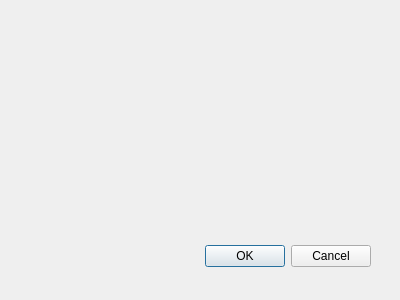
Above: catchment_collector_dialog_base.ui from grabek133/qgis-catchment_collector before the change. Below: the same form after it.
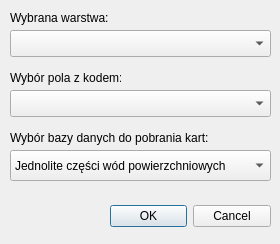
That is the form after the change. Custom widgets are drawn as their Qt base class.

Commit message: added combo boxes

What changed in the file:
```diff
--- a/catchment_collector_dialog_base.ui
+++ b/catchment_collector_dialog_base.ui
@@ -1,23 +1,23 @@
 <ui version="4.0" >
  <class>CatchmentCollectorDialogBase</class>
- <widget class="QDialog" name="CatchmentCollectorDialogBase" >
-  <property name="geometry" >
+ <widget class="QDialog" name="CatchmentCollectorDialogBase">
+  <property name="geometry">
    <rect>
     <x>0</x>
     <y>0</y>
-    <width>400</width>
-    <height>300</height>
+    <width>280</width>
+    <height>244</height>
    </rect>
   </property>
   <property name="windowTitle" >
    <string>Catchment Collector</string>
   </property>
-  <widget class="QDialogButtonBox" name="button_box" >
-   <property name="geometry" >
+  <widget class="QDialogButtonBox" name="button_box">
+   <property name="geometry">
     <rect>
-     <x>30</x>
-     <y>240</y>
-     <width>341</width>
+     <x>110</x>
+     <y>200</y>
+     <width>161</width>
      <height>32</height>
     </rect>
    </property>
@@ -28,7 +28,98 @@
     <set>QDialogButtonBox::Cancel|QDialogButtonBox::Ok</set>
    </property>
   </widget>
+  <widget class="QLabel" name="label">
+   <property name="geometry">
+    <rect>
+     <x>10</x>
+     <y>70</y>
+     <width>111</width>
+     <height>16</height>
+    </rect>
+   </property>
+   <property name="text">
+    <string>Wybór pola z kodem:</string>
+   </property>
+  </widget>
+  <widget class="QgsFieldComboBox" name="fcbCode">
+   <property name="geometry">
+    <rect>
+     <x>10</x>
+     <y>90</y>
+     <width>261</width>
+     <height>27</height>
+    </rect>
+   </property>
+  </widget>
+  <widget class="QLabel" name="label_2">
+   <property name="geometry">
+    <rect>
+     <x>10</x>
+     <y>10</y>
+     <width>131</width>
+     <height>16</height>
+    </rect>
+   </property>
+   <property name="text">
+    <string>Wybrana warstwa:</string>
+   </property>
+  </widget>
+  <widget class="QgsMapLayerComboBox" name="mcbLayer">
+   <property name="geometry">
+    <rect>
+     <x>10</x>
+     <y>30</y>
+     <width>261</width>
+     <height>27</height>
+    </rect>
+   </property>
+  </widget>
+  <widget class="QLabel" name="label_3">
+   <property name="geometry">
+    <rect>
+     <x>10</x>
+     <y>130</y>
+     <width>221</width>
+     <height>16</height>
+    </rect>
+   </property>
+   <property name="text">
+    <string>Wybór bazy danych do pobrania kart:</string>
+   </property>
+  </widget>
+  <widget class="QComboBox" name="comboBox">
+   <property name="geometry">
+    <rect>
+     <x>10</x>
+     <y>150</y>
+     <width>261</width>
+     <height>31</height>
+    </rect>
+   </property>
+   <item>
+    <property name="text">
+     <string>Jednolite części wód powierzchniowych </string>
+    </property>
+   </item>
+   <item>
+    <property name="text">
+     <string>Jenolite części wód podziemnych</string>
+    </property>
+   </item>
+  </widget>
  </widget>
+ <customwidgets>
+  <customwidget>
+   <class>QgsFieldComboBox</class>
+   <extends>QComboBox</extends>
+   <header>qgsfieldcombobox.h</header>
+  </customwidget>
+  <customwidget>
+   <class>QgsMapLayerComboBox</class>
+   <extends>QComboBox</extends>
+   <header>qgsmaplayercombobox.h</header>
+  </customwidget>
+ </customwidgets>
  <resources/>
  <connections>
   <connection>
```
Left out of the diff: 49 changed lines with no effect on the pictures. The commit also changes 10 other files.
